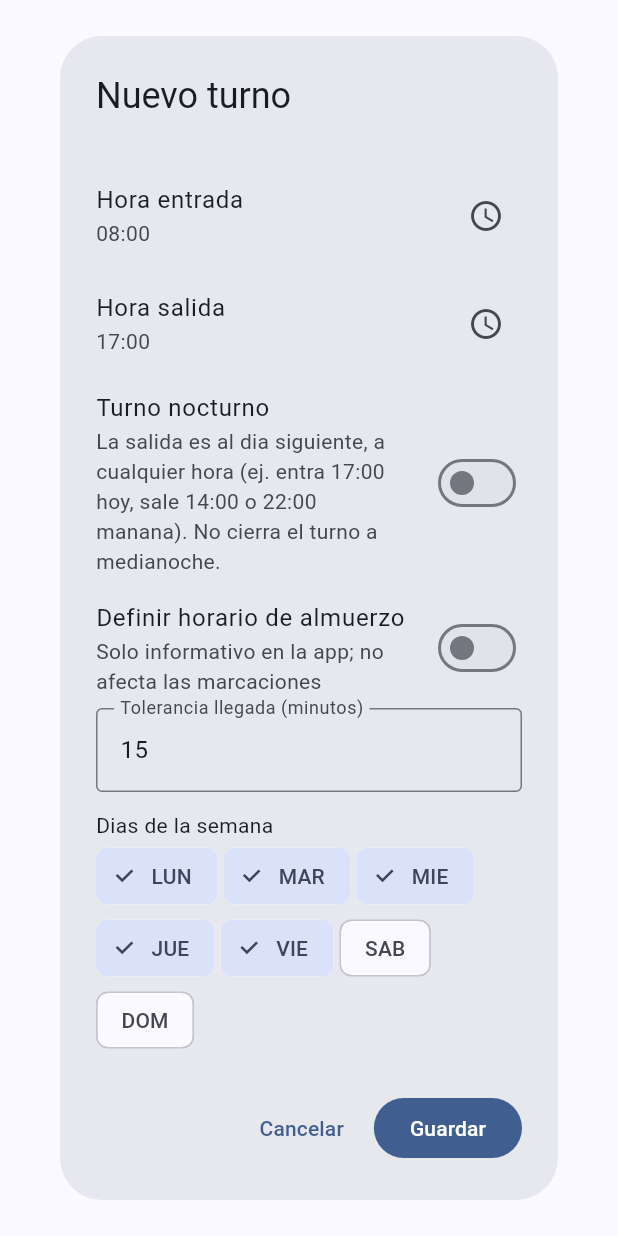
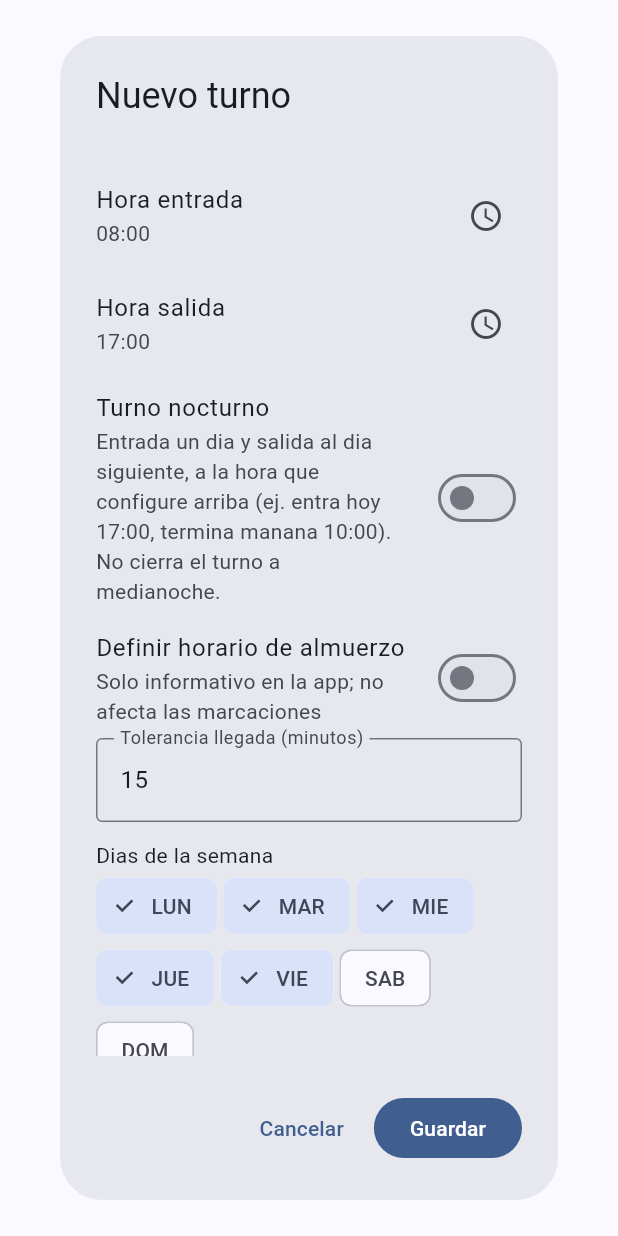
Before and after one commit to Nany1993/control-asistencia, a Flutter app: the _TurnoFormDialog widget shown alone on an empty page, opened directly, scrolled down 56 dp, on a phone screen of 412 x 824 dp. Run offline on Flutter 3.47's test engine with Material 3 defaults, Android fonts, the phone set to English and light mode, and no system bars; our stand-ins replace file_picker, image_picker, pdf, share_plus, sqflite; accounts and stored records are empty.

Commit message:
Clarify overnight shift exit is next day at configured hour (v1.8.12).
Co-authored-by: Cursor <cursoragent@cursor.com>

```diff
--- a/lib/screens/admin/turnos_screen.dart
+++ b/lib/screens/admin/turnos_screen.dart
@@ -188,13 +188,15 @@ class _TurnoFormDialogState extends State<_TurnoFormDialog> {
   void _sugerirTurnoNocturno() {
     final entrada = _formatTime(_entrada);
     final salida = _formatTime(_salida);
-    final sugerido = Turno(
+    final cruzaMedianoche = Turno(
       nombre: '',
       horaEntrada: entrada,
       horaSalida: salida,
     ).esNocturno;
-    if (sugerido != _turnoNocturno) {
-      setState(() => _turnoNocturno = sugerido);
+    // Solo sugerir activar; no desactivar si el usuario ya marco turno nocturno
+    // (ej. 17:00 hoy -> 18:00 manana).
+    if (cruzaMedianoche && !_turnoNocturno) {
+      setState(() => _turnoNocturno = true);
     }
   }
 
@@ -302,8 +304,8 @@ class _TurnoFormDialogState extends State<_TurnoFormDialog> {
               contentPadding: EdgeInsets.zero,
               title: const Text('Turno nocturno'),
               subtitle: const Text(
-                'La salida es al dia siguiente, a cualquier hora '
-                '(ej. entra 17:00 hoy, sale 14:00 o 22:00 manana). '
+                'Entrada un dia y salida al dia siguiente, a la hora que '
+                'configure arriba (ej. entra hoy 17:00, termina manana 10:00). '
                 'No cierra el turno a medianoche.',
               ),
               value: _turnoNocturno,
--- a/pubspec.yaml
+++ b/pubspec.yaml
@@ -1,7 +1,7 @@
 name: control_asistencia
 description: Control de asistencia offline con foto, entrada/salida y modulo admin.
 publish_to: 'none'
-version: 1.8.11+29
+version: 1.8.12+30
 
 environment:
   sdk: '>=3.3.0 <4.0.0'
```
